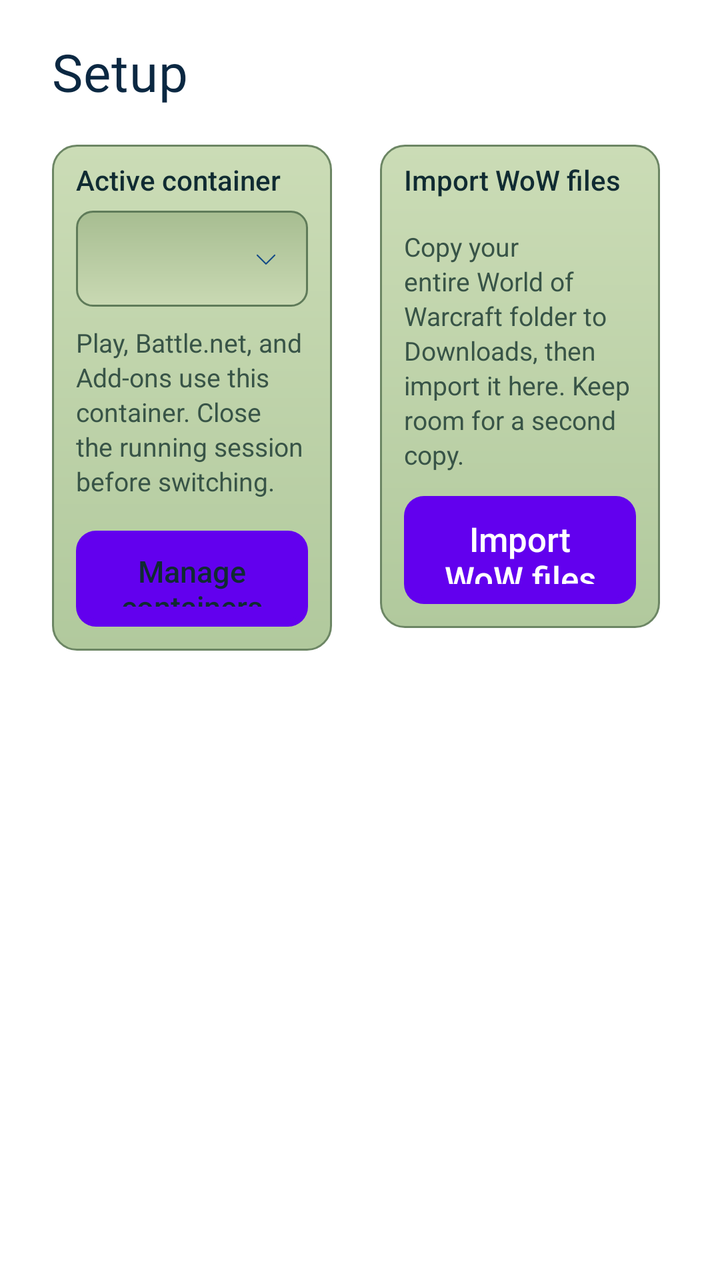
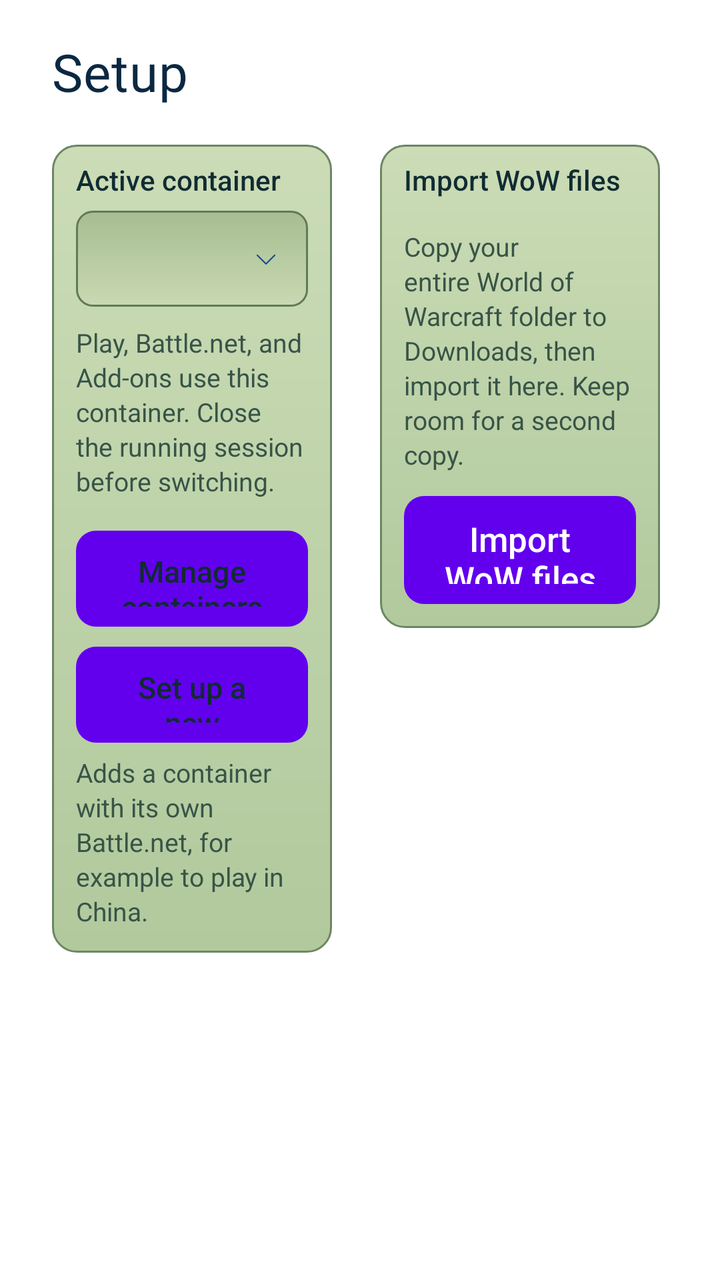

Screens rendered from an Android XML layout before and after an edit, with the pre-edit source and the edit as a unified diff.
<!-- AndroidManifest.xml: fallback theme Theme.MaterialComponents.DayNight.NoActionBar -->
<!-- res/layout/fragment_wehavephones_setup.xml -->
<?xml version="1.0" encoding="utf-8"?>
<ScrollView
    xmlns:android="http://schemas.android.com/apk/res/android"
    android:layout_width="match_parent"
    android:layout_height="match_parent"
    android:fillViewport="true"
    android:scrollbars="vertical"
    android:scrollbarStyle="insideInset">
    <LinearLayout
        android:layout_width="match_parent"
        android:layout_height="wrap_content"
        android:orientation="vertical"
        android:paddingLeft="26dp"
        android:paddingRight="26dp"
        android:paddingTop="22dp"
        android:paddingBottom="24dp">
        <TextView
            style="@style/WeHavePhonesScreenTitle"
            android:text="@string/wehavephones_setup_short"
            android:textColor="@color/wehavephones_text_title"
            android:textSize="26sp" />
        <LinearLayout
            android:layout_width="match_parent"
            android:layout_height="wrap_content"
            android:orientation="horizontal"
            android:baselineAligned="false"
            android:layout_marginTop="14dp">
            <LinearLayout
                android:layout_width="0dp"
                android:layout_height="wrap_content"
                android:layout_weight="1"
                android:orientation="vertical"
                android:background="@drawable/wehavephones_card_background"
                android:paddingLeft="12dp"
                android:paddingRight="12dp"
                android:paddingTop="8dp"
                android:paddingBottom="12dp">
                <TextView
                    style="@style/WeHavePhonesSectionLabel"
                    android:layout_marginTop="0dp"
                    android:text="@string/wehavephones_settings_container_title" />
                <Spinner
                    android:id="@+id/SPActiveContainer"
                    android:layout_width="match_parent"
                    android:layout_height="48dp"
                    android:background="@drawable/wehavephones_dropdown"
                    android:contentDescription="@string/wehavephones_settings_container_title" />
                <TextView
                    style="@style/WeHavePhonesHint"
                    android:layout_marginTop="9dp"
                    android:text="@string/wehavephones_settings_container_hint"
                    android:textSize="13sp" />
                <Button
                    android:id="@+id/BTManageContainers"
                    style="@style/WeHavePhonesButtonOutline"
                    android:layout_width="wrap_content"
                    android:paddingLeft="16dp"
                    android:paddingRight="16dp"
                    android:layout_marginTop="16dp"
                    android:text="@string/wehavephones_settings_container_manage" />
            </LinearLayout>
            <LinearLayout
                android:layout_width="0dp"
                android:layout_height="wrap_content"
                android:layout_weight="1"
                android:layout_marginLeft="24dp"
                android:orientation="vertical"
                android:background="@drawable/wehavephones_card_background"
                android:paddingLeft="12dp"
                android:paddingRight="12dp"
                android:paddingTop="8dp"
                android:paddingBottom="12dp">
                <TextView
                    style="@style/WeHavePhonesSectionLabel"
                    android:layout_marginTop="0dp"
                    android:text="@string/wehavephones_import_title" />
                <TextView
                    style="@style/WeHavePhonesHint"
                    android:layout_marginTop="9dp"
                    android:text="@string/wehavephones_import_hint"
                    android:textSize="13sp" />
                <Button
                    android:id="@+id/BTImportWow"
                    style="@style/WeHavePhonesButtonPrimary"
                    android:layout_width="wrap_content"
                    android:layout_marginTop="12dp"
                    android:text="@string/wehavephones_import_title" />
                <ProgressBar
                    android:id="@+id/PBImportWow"
                    style="?android:attr/progressBarStyleHorizontal"
                    android:layout_width="match_parent"
                    android:layout_height="8dp"
                    android:layout_marginTop="10dp"
                    android:visibility="gone" />
                <TextView
                    android:id="@+id/TVImportWowStatus"
                    style="@style/WeHavePhonesHint"
                    android:layout_marginTop="9dp"
                    android:visibility="gone"
                    android:textSize="13sp" />
                <Button
                    android:id="@+id/BTCancelWowImport"
                    style="@style/WeHavePhonesButtonOutline"
                    android:layout_width="wrap_content"
                    android:layout_marginTop="8dp"
                    android:visibility="gone"
                    android:text="@string/cancel" />
            </LinearLayout>
            
            <LinearLayout
                android:id="@+id/LLRuntimeProfile"
                android:layout_width="0dp"
                android:layout_height="wrap_content"
                android:layout_weight="1"
                android:layout_marginLeft="24dp"
                android:visibility="gone"
                android:orientation="vertical"
                android:background="@drawable/wehavephones_card_background"
                android:paddingLeft="12dp"
                android:paddingRight="12dp"
                android:paddingTop="8dp"
                android:paddingBottom="12dp">
                <TextView
                    style="@style/WeHavePhonesSectionLabel"
                    android:layout_marginTop="0dp"
                    android:text="@string/wehavephones_settings_profile_label" />
                <Spinner
                    android:id="@+id/SPRuntimeProfile"
                    android:layout_width="match_parent"
                    android:layout_height="48dp"
                    android:background="@drawable/wehavephones_dropdown"
                    android:contentDescription="@string/wehavephones_settings_profile_label" />
                <TextView
                    android:id="@+id/TVProfileDescription"
                    style="@style/WeHavePhonesHint"
                    android:layout_marginTop="13dp"
                    android:textColor="@color/wehavephones_text"
                    android:textSize="14sp" />
                <TextView
                    style="@style/WeHavePhonesHint"
                    android:layout_marginTop="9dp"
                    android:text="@string/wehavephones_settings_profile_hint"
                    android:textSize="13sp" />
            </LinearLayout>
        </LinearLayout>
    </LinearLayout>
</ScrollView>
<!-- resources referenced by this layout -->
<resources>
  <color name="wehavephones_text">#102B32</color>
  <color name="wehavephones_text_title">#0B2842</color>
  <!-- drawable wehavephones_card_background (drawable) -->
  <?xml version="1.0" encoding="utf-8"?>
  <shape
      xmlns:android="http://schemas.android.com/apk/res/android"
      android:shape="rectangle">
      <corners
          android:radius="12dp" />
      <gradient
          android:angle="270"
          android:startColor="#CBDCB6"
          android:endColor="#B1C99D" />
      <stroke
          android:width="1dp"
          android:color="#6C8664" />
  </shape>
  <!-- drawable wehavephones_dropdown (drawable) -->
  <?xml version="1.0" encoding="utf-8"?>
  <layer-list
      xmlns:android="http://schemas.android.com/apk/res/android">
      <item
          android:drawable="@drawable/wehavephones_field" />
      <item
          android:drawable="@drawable/wehavephones_ic_chevron_down"
          android:gravity="end|center_vertical"
          android:right="14dp" />
  </layer-list>
  <string name="cancel">Cancel</string>
  <string name="wehavephones_import_hint">Copy your entire World of Warcraft folder to Downloads, then import it here. Keep room for a second copy.</string>
  <string name="wehavephones_import_title">Import WoW files</string>
  <string name="wehavephones_settings_container_hint">Play, Battle.net, and Add-ons use this container. Close the running session before switching.</string>
  <string name="wehavephones_settings_container_manage">Manage containers</string>
  <string name="wehavephones_settings_container_title">Active container</string>
  <string name="wehavephones_settings_profile_hint">Play always uses the verified single runtime. This choice only applies to the fallback two-stage (handoff) mode.</string>
  <string name="wehavephones_settings_profile_label">Runtime profile</string>
  <string name="wehavephones_setup_short">Setup</string>
  <style name="WeHavePhonesHint">
          <item name="android:layout_width">match_parent</item>
          <item name="android:layout_height">wrap_content</item>
          <item name="android:textColor">@color/wehavephones_text_dim</item>
          <item name="android:textSize">12sp</item>
          <item name="android:lineSpacingExtra">2dp</item>
      </style>
  <style name="WeHavePhonesScreenTitle" parent="WeHavePhonesHeader">
          <item name="android:gravity">start</item>
          <item name="android:textSize">26sp</item>
          <item name="android:layout_marginBottom">6dp</item>
          <item name="android:letterSpacing">0.01</item>
      </style>
  <!-- drawable wehavephones_field (drawable) -->
  <?xml version="1.0" encoding="utf-8"?>
  <shape
      xmlns:android="http://schemas.android.com/apk/res/android"
      android:shape="rectangle">
      <corners
          android:radius="8dp" />
      <gradient
          android:angle="270"
          android:startColor="#A7BD91"
          android:endColor="#C9D9B3" />
      <stroke
          android:width="1dp"
          android:color="#5F7B59" />
  </shape>
  <color name="wehavephones_key_text">#FFFFFF</color>
  <color name="wehavephones_text_dim">#385447</color>
  <style name="WeHavePhonesHeader">
          <item name="android:layout_width">match_parent</item>
          <item name="android:layout_height">wrap_content</item>
          <item name="android:fontFamily">@font/wehavephones_lcd</item>
          <item name="android:textColor">@color/wehavephones_text_title</item>
          <item name="android:textSize">28sp</item>
          <item name="android:includeFontPadding">false</item>
      </style>
  <color name="wehavephones_accent">#164C87</color>
  <!-- unchanged entries left out for length: 12 -->
</resources>

<!-- the commit's change to res/layout/fragment_wehavephones_setup.xml (unified diff, before → after) -->
@@ -58,6 +58,19 @@
                     android:paddingRight="16dp"
                     android:layout_marginTop="16dp"
                     android:text="@string/wehavephones_settings_container_manage" />
+                <Button
+                    android:id="@+id/BTNewContainer"
+                    style="@style/WeHavePhonesButtonOutline"
+                    android:layout_width="wrap_content"
+                    android:paddingLeft="16dp"
+                    android:paddingRight="16dp"
+                    android:layout_marginTop="10dp"
+                    android:text="@string/wehavephones_settings_container_new" />
+                <TextView
+                    style="@style/WeHavePhonesHint"
+                    android:layout_marginTop="6dp"
+                    android:text="@string/wehavephones_settings_container_new_hint"
+                    android:textSize="13sp" />
             </LinearLayout>
             <LinearLayout
                 android:layout_width="0dp"
<!-- resource entries referenced after the edit -->
@@ -33,6 +33,8 @@
   <string name="wehavephones_import_title">Import WoW files</string>
   <string name="wehavephones_settings_container_hint">Play, Battle.net, and Add-ons use this container. Close the running session before switching.</string>
   <string name="wehavephones_settings_container_manage">Manage containers</string>
+  <string name="wehavephones_settings_container_new">Set up a new container</string>
+  <string name="wehavephones_settings_container_new_hint">Adds a container with its own Battle.net, for example to play in China.</string>
   <string name="wehavephones_settings_container_title">Active container</string>
   <string name="wehavephones_settings_profile_hint">Play always uses the verified single runtime. This choice only applies to the fallback two-stage (handoff) mode.</string>
   <string name="wehavephones_settings_profile_label">Runtime profile</string>
